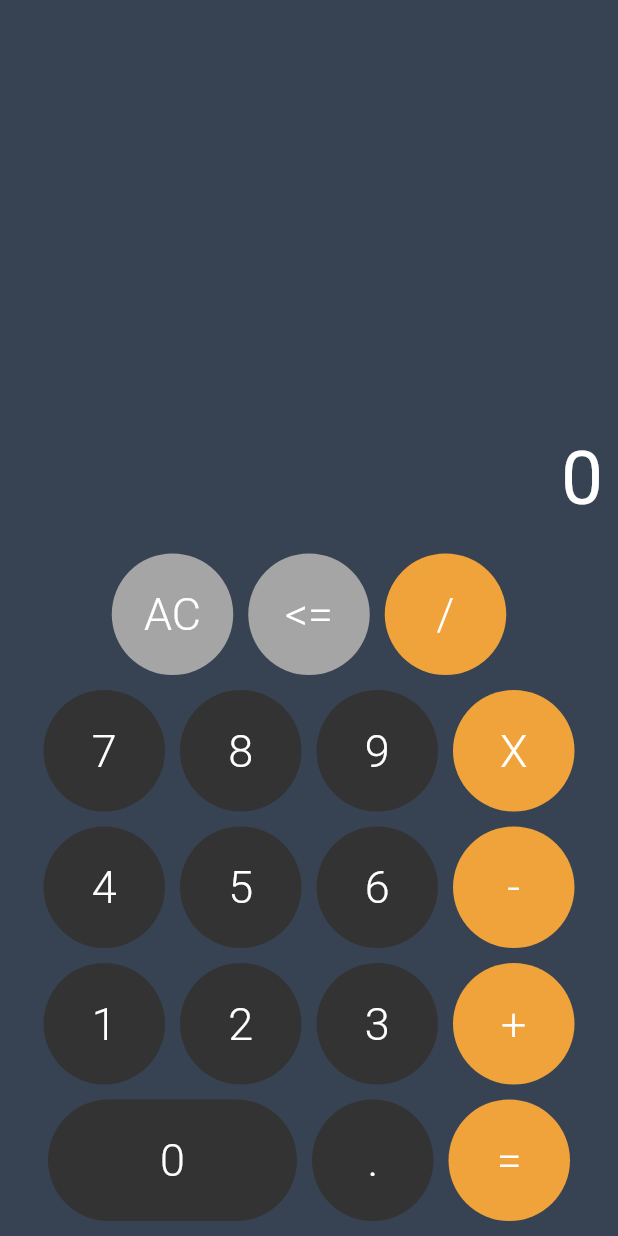
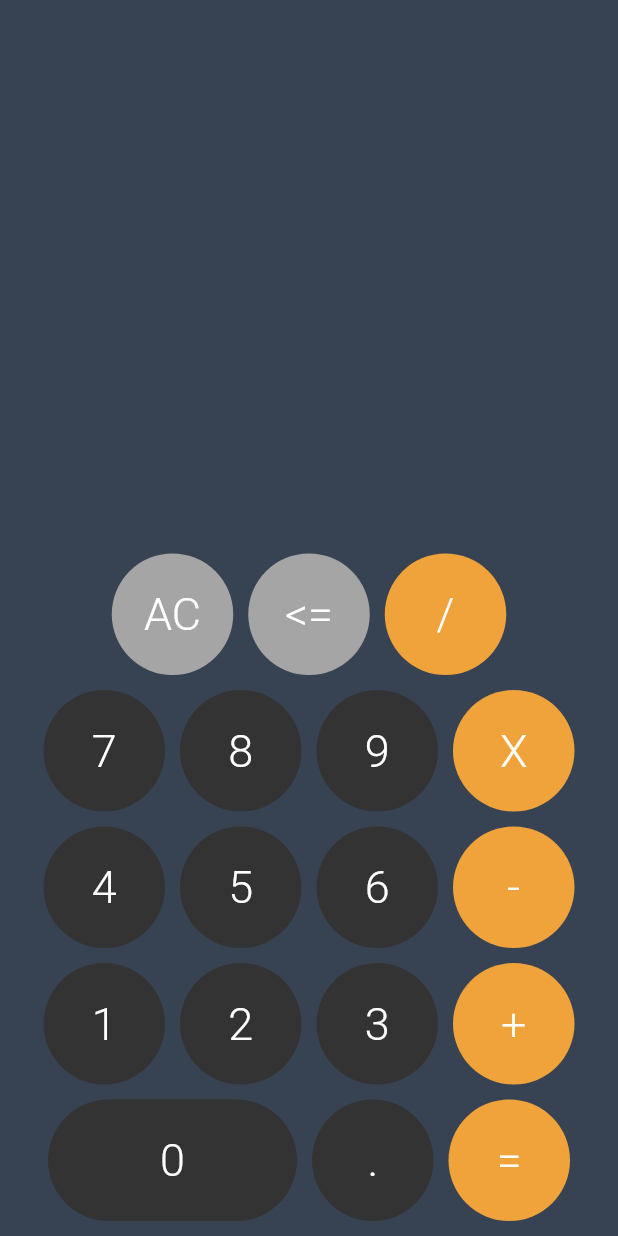
Before and after one commit to alanzarate/calculadora, a Flutter app: the screen it shows after launch, on a phone screen of 412 x 824 dp. Run offline on Flutter 3.47's test engine with Material 2 defaults, Android fonts, the phone set to English and light mode, and no system bars; our stand-ins replace bloc, flutter_bloc.

Commit message:
previo cambio grande para no arruinarlo

```diff
--- a/lib/screens/calculator_screen.dart
+++ b/lib/screens/calculator_screen.dart
@@ -26,7 +26,7 @@ class CalculatorScreen extends StatelessWidget {
                 child: Container(),
               ),
 
-              ResultsLabels(),
+
 
               Row(
                 mainAxisAlignment: MainAxisAlignment.center,
```
Also changed, not shown: lib/businessLogic/numbers.dart (added).
